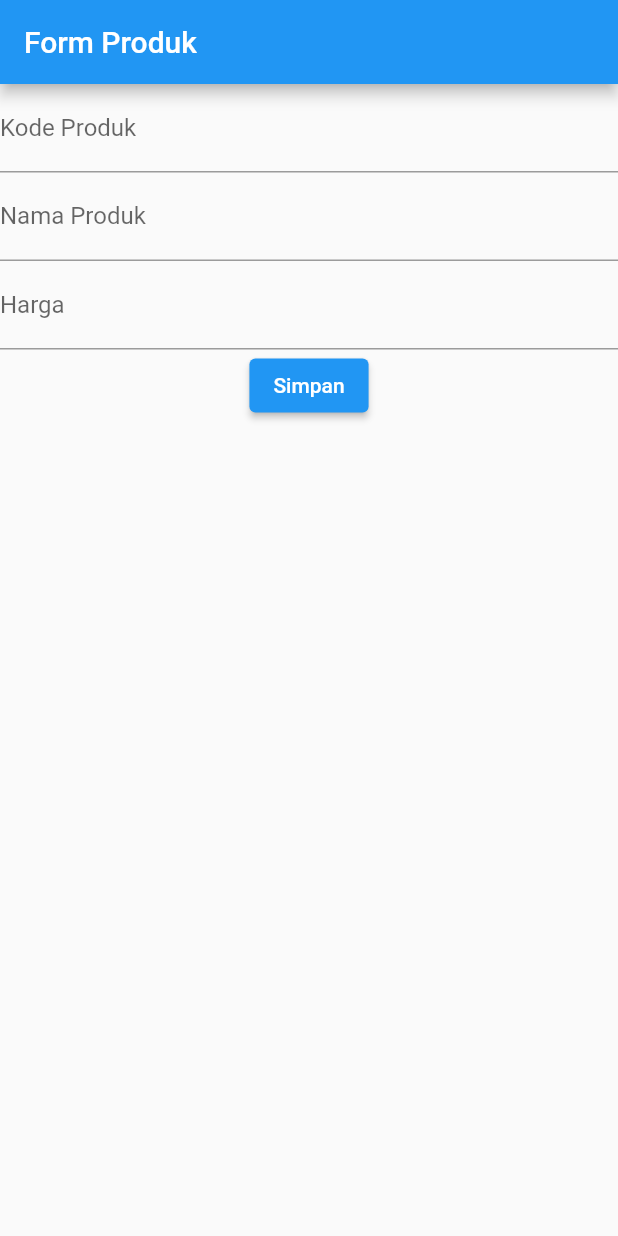
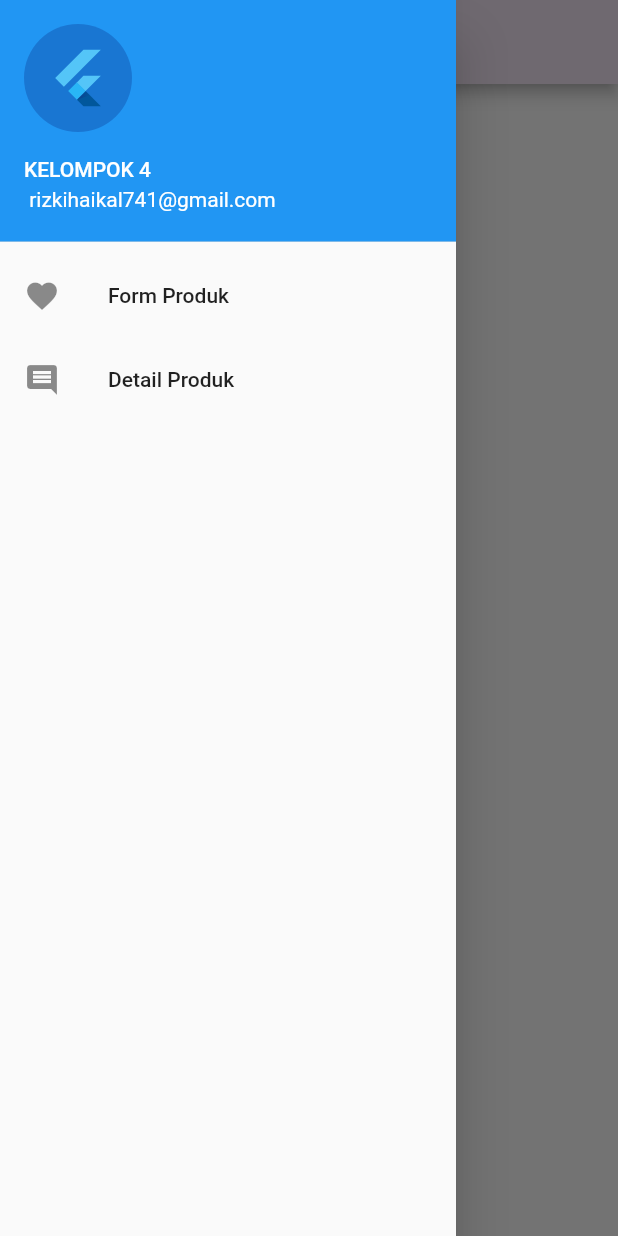
Before and after one commit to Haikal-rizki/aplikasi_flutter_pertamaku, a Flutter app: the screen it shows after launch, with the side drawer open (before the commit the screen has no drawer), on a phone screen of 412 x 824 dp. Run offline on Flutter 3.47's test engine with Material 2 defaults, Android fonts, the phone set to English and light mode, and no system bars.

Commit message:
tugas uas

```diff
--- /dev/null
+++ b/lib/Ui/navigator_drawer.dart
@@ -0,0 +1,84 @@
+// Copyright 2019 The Flutter team. All rights reserved.
+// Use of this source code is governed by a BSD-style license that can be
+// found in the LICENSE file.
+
+import 'dart:developer';
+
+import 'package:flutter/material.dart';
+
+// Press the Navigation Drawer button to the left of AppBar to show
+// a simple Drawer with two items.
+class NavigatorDrawer extends StatelessWidget {
+  const NavigatorDrawer({Key? key}) : super(key: key);
+
+  @override
+  Widget build(BuildContext context) {
+    //var localization = GalleryLocalizations.of(context)!;
+    final drawerHeader = UserAccountsDrawerHeader(
+      accountName: Text(
+        'KELOMPOK 4',
+      ),
+      accountEmail: Text(
+        ' rizkihaikal741@gmail.com',
+      ),
+      currentAccountPicture: const CircleAvatar(
+        child: FlutterLogo(size: 42.0),
+      ),
+    );
+    final drawerItems = ListView(
+      children: [
+        drawerHeader,
+        ListTile(
+          title: Text(
+            'Form Produk',
+          ),
+          leading: const Icon(Icons.favorite),
+          onTap: () {
+            Navigator.pop(context);
+          },
+        ),
+        ListTile(
+          title: Text(
+            'Detail Produk',
+          ),
+          leading: const Icon(Icons.comment),
+          onTap: () {
+            Navigator.pop(context);
+          },
+        ),
+      ],
+    );
+    return Scaffold(
+      appBar: AppBar(
+        backgroundColor: Colors.purple[50],
+        title: Text(
+          'HALAMAN UTAMA',
+        ),
+      ),
+      body: Center(
+        child: ElevatedButton(
+          onPressed: () {
+            ScaffoldMessenger.of(context).hideCurrentSnackBar();
+            ScaffoldMessenger.of(context).showSnackBar(SnackBar(
+              content: Text('PRODUK BERHASIL DITAMPILKAN'),
+              // action: SnackBarAction(
+              //   //label: localizations.demoSnackbarsActionButtonLabel,
+              //   onPressed: () {
+              //     ScaffoldMessenger.of(context).hideCurrentSnackBar();
+              //     ScaffoldMessenger.of(context).showSnackBar(SnackBar(
+              //         content: Text(
+              //       'localizations.demoSnackbarsAction',
+              //     )));
+              //   },
+              // ),
+            ));
+          },
+          child: Text('TAMPILKAN PRODUK'),
+        ),
+      ),
+      drawer: Drawer(
+        child: drawerItems,
+      ),
+    );
+  }
+}
--- a/lib/main.dart
+++ b/lib/main.dart
@@ -1,5 +1,6 @@
-import 'package:aplikasi_flutter_pertamaku/Ui/produk_form.dart';
+//import 'package:aplikasi_flutter_pertamaku/Ui/produk_form.dart';
 import 'package:flutter/material.dart';
+import 'Ui/navigator_drawer.dart';
 
 void main() {
   runApp(const MyApp());
@@ -13,7 +14,7 @@ class MyApp extends StatelessWidget {
   Widget build(BuildContext context) {
     return const MaterialApp(
       title: "Aplikasi Flutter Pertama",
-      home: ProdukForm(),
+      home: NavigatorDrawer(),
     );
   }
 }
```
